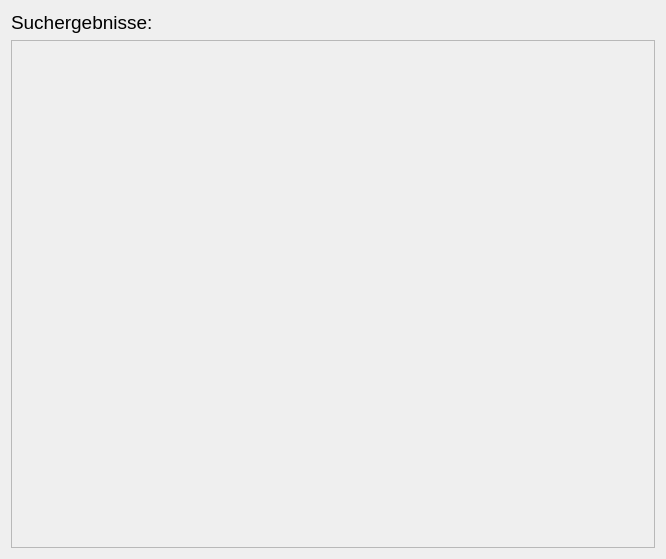
First picture: the form in searchresult.ui, repository orgnnice/OrgNNice, before the edit.
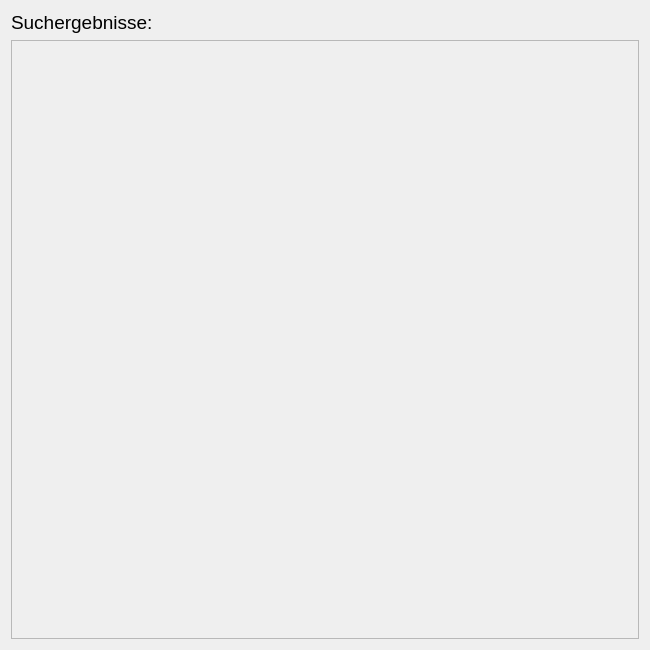
Second picture: the form after the edit.

```diff
--- a/searchresult.ui
+++ b/searchresult.ui
@@ -6,10 +6,16 @@
    <rect>
     <x>0</x>
     <y>0</y>
-    <width>666</width>
-    <height>559</height>
+    <width>650</width>
+    <height>650</height>
    </rect>
   </property>
+  <property name="minimumSize">
+   <size>
+    <width>650</width>
+    <height>550</height>
+   </size>
+  </property>
   <property name="windowTitle">
    <string>SearchResult</string>
   </property>
@@ -59,8 +65,8 @@
        <rect>
         <x>0</x>
         <y>0</y>
-        <width>646</width>
-        <height>508</height>
+        <width>626</width>
+        <height>589</height>
        </rect>
       </property>
       <layout class="QGridLayout" name="gridLayout"/>
```
Left out of the diff: 2 changed lines with no effect on the pictures.
